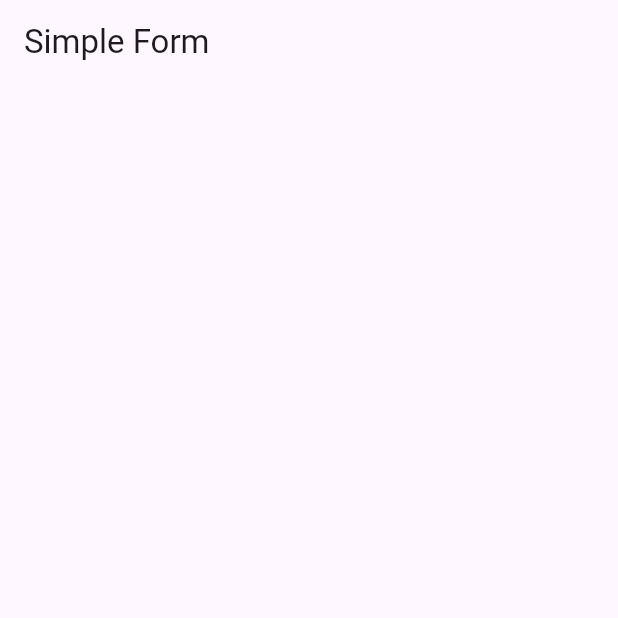
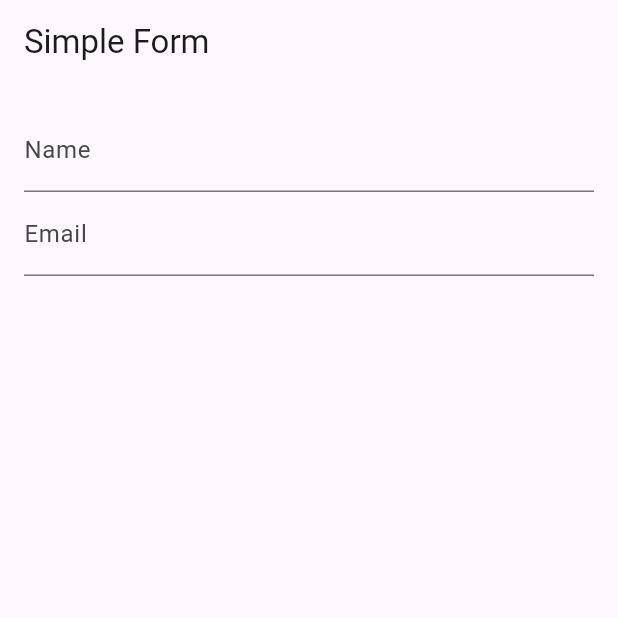
Before and after one commit to EucTech/flutter_wigdet_assignment, a Flutter app: the screen it shows after launch, on a phone screen of 412 x 824 dp, the top half of it. Run offline on Flutter 3.47's test engine with Material 3 defaults, Android fonts, the phone set to English and light mode, and no system bars.

Commit message:
feat: add name and email fields with validation

```diff
--- a/lib/main.dart
+++ b/lib/main.dart
@@ -25,10 +25,51 @@
 }
 
 class _FormPageState extends State<FormPage> {
+  // The key gives us access to the form so we can validate it.
+  final _formKey = GlobalKey<FormState>();
+
+  // Controllers hold the text typed into each field.
+  final _nameController = TextEditingController();
+  final _emailController = TextEditingController();
+
   @override
   Widget build(BuildContext context) {
     return Scaffold(
       appBar: AppBar(title: const Text('Simple Form')),
+      body: Padding(
+        padding: const EdgeInsets.all(16),
+        // The Form widget groups the fields together.
+        child: Form(
+          key: _formKey,
+          child: Column(
+            children: [
+              // Name field
+              TextFormField(
+                controller: _nameController,
+                decoration: const InputDecoration(labelText: 'Name'),
+                validator: (value) {
+                  if (value == null || value.isEmpty) {
+                    return 'Please enter your name';
+                  }
+                  return null; // null means the input is valid
+                },
+              ),
+
+              // Email field
+              TextFormField(
+                controller: _emailController,
+                decoration: const InputDecoration(labelText: 'Email'),
+                validator: (value) {
+                  if (value == null || !value.contains('@')) {
+                    return 'Please enter a valid email';
+                  }
+                  return null;
+                },
+              ),
+            ],
+          ),
+        ),
+      ),
     );
   }
 }
```
